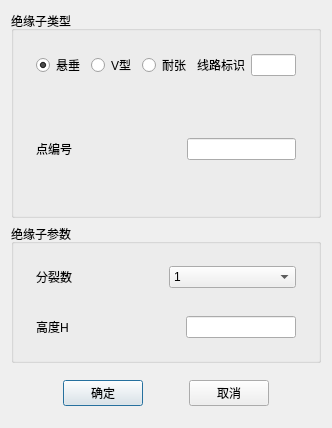
Old version of the form TW/Interphase_spacer.ui in the repository Shixuku/Tower-Visual.
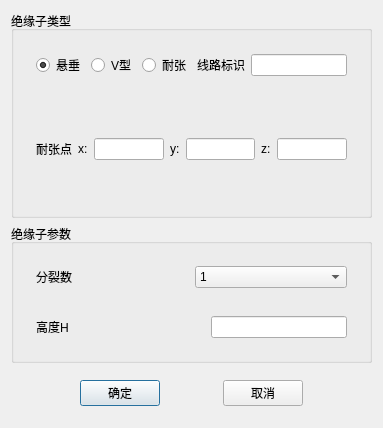
New version of the form.

The edit to the form file:
```diff
--- a/TW/Interphase_spacer.ui
+++ b/TW/Interphase_spacer.ui
@@ -6,8 +6,8 @@
    <rect>
     <x>0</x>
     <y>0</y>
-    <width>332</width>
-    <height>413</height>
+    <width>383</width>
+    <height>423</height>
    </rect>
   </property>
   <property name="windowTitle">
@@ -72,7 +72,7 @@
          </size>
         </property>
         <property name="currentIndex">
-         <number>2</number>
+         <number>5</number>
         </property>
         <widget class="QWidget" name="page">
          <layout class="QHBoxLayout" name="horizontalLayout_8">
@@ -283,6 +283,47 @@
           </item>
          </layout>
         </widget>
+        <widget class="QWidget" name="page_6">
+         <layout class="QHBoxLayout" name="horizontalLayout_11">
+          <item>
+           <widget class="QLabel" name="label_20">
+            <property name="text">
+             <string>耐张点</string>
+            </property>
+           </widget>
+          </item>
+          <item>
+           <widget class="QLabel" name="label_21">
+            <property name="text">
+             <string>x:</string>
+            </property>
+           </widget>
+          </item>
+          <item>
+           <widget class="QLineEdit" name="lineEdit_3"/>
+          </item>
+          <item>
+           <widget class="QLabel" name="label_22">
+            <property name="text">
+             <string>y:</string>
+            </property>
+           </widget>
+          </item>
+          <item>
+           <widget class="QLineEdit" name="lineEdit_4"/>
+          </item>
+          <item>
+           <widget class="QLabel" name="label_23">
+            <property name="text">
+             <string>z:</string>
+            </property>
+           </widget>
+          </item>
+          <item>
+           <widget class="QLineEdit" name="lineEdit_5"/>
+          </item>
+         </layout>
+        </widget>
        </widget>
       </item>
      </layout>
```
